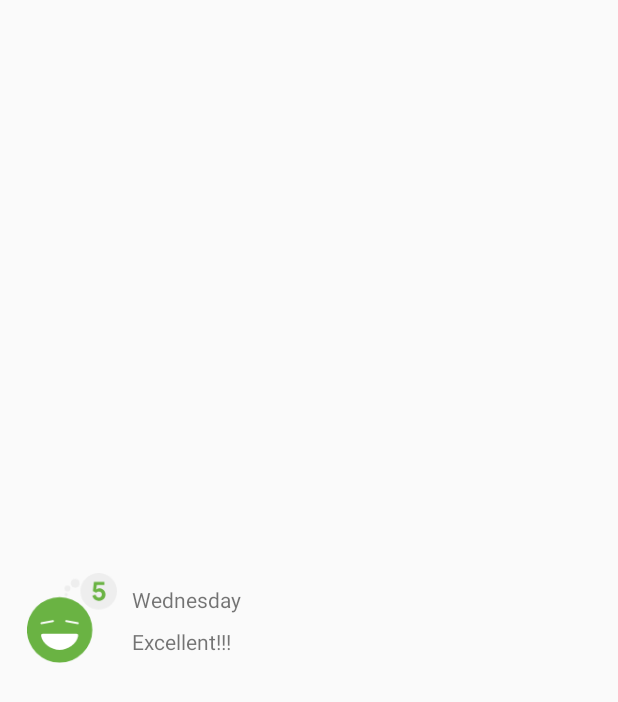
After one commit to KlawitChanyut/07.1-RecyclerViewFundamentals, an Android app: the layout list_item_sleep_night.xml on its own in the app's theme, with its tools: preview values and no code run, on a phone screen of 412 x 824 dp. The commit adds this screen. Shown: the top 702 px of the screen. Run offline under Robolectric (Android 15) with nearby library versions, the phone set to English and light mode, and no system bars; Roboto replaces fonts that are not available here.

Commit message:
Task 5 Create a ViewHolder for all the sleep data : Step 1 Create the item layout

```diff
--- a/app/src/main/res/layout/activity_main.xml
+++ b/app/src/main/res/layout/activity_main.xml
@@ -28,5 +28,4 @@
         android:layout_height="match_parent"
         app:defaultNavHost="true"
         app:navGraph="@navigation/navigation" />
-
 </merge>
--- /dev/null
+++ b/app/src/main/res/layout/list_item_sleep_night.xml
@@ -0,0 +1,44 @@
+<?xml version="1.0" encoding="utf-8"?>
+<androidx.constraintlayout.widget.ConstraintLayout
+    xmlns:android="http://schemas.android.com/apk/res/android"
+    xmlns:app="http://schemas.android.com/apk/res-auto"
+    xmlns:tools="http://schemas.android.com/tools"
+    android:layout_width="match_parent"
+    android:layout_height="match_parent">
+
+    <ImageView
+        android:id="@+id/quality_image"
+        android:layout_width="@dimen/icon_size"
+        android:layout_height="60dp"
+        android:layout_marginStart="16dp"
+        android:layout_marginTop="8dp"
+        android:layout_marginBottom="8dp"
+        app:layout_constraintBottom_toBottomOf="parent"
+        app:layout_constraintStart_toStartOf="parent"
+        app:layout_constraintTop_toTopOf="parent"
+        tools:srcCompat="@drawable/ic_sleep_5" />
+
+    <TextView
+        android:id="@+id/sleep_length"
+        android:layout_width="0dp"
+        android:layout_height="20dp"
+        android:layout_marginStart="8dp"
+        android:layout_marginTop="8dp"
+        android:layout_marginEnd="16dp"
+        app:layout_constraintEnd_toEndOf="parent"
+        app:layout_constraintStart_toEndOf="@+id/quality_image"
+        app:layout_constraintTop_toTopOf="@+id/quality_image"
+        tools:text="Wednesday" />
+
+    <TextView
+        android:id="@+id/quality_string"
+        android:layout_width="0dp"
+        android:layout_height="20dp"
+        android:layout_marginTop="8dp"
+        app:layout_constraintEnd_toEndOf="@+id/sleep_length"
+        app:layout_constraintHorizontal_bias="0.0"
+        app:layout_constraintStart_toStartOf="@+id/sleep_length"
+        app:layout_constraintTop_toBottomOf="@+id/sleep_length"
+        tools:text="Excellent!!!" />
+
+</androidx.constraintlayout.widget.ConstraintLayout>
```
